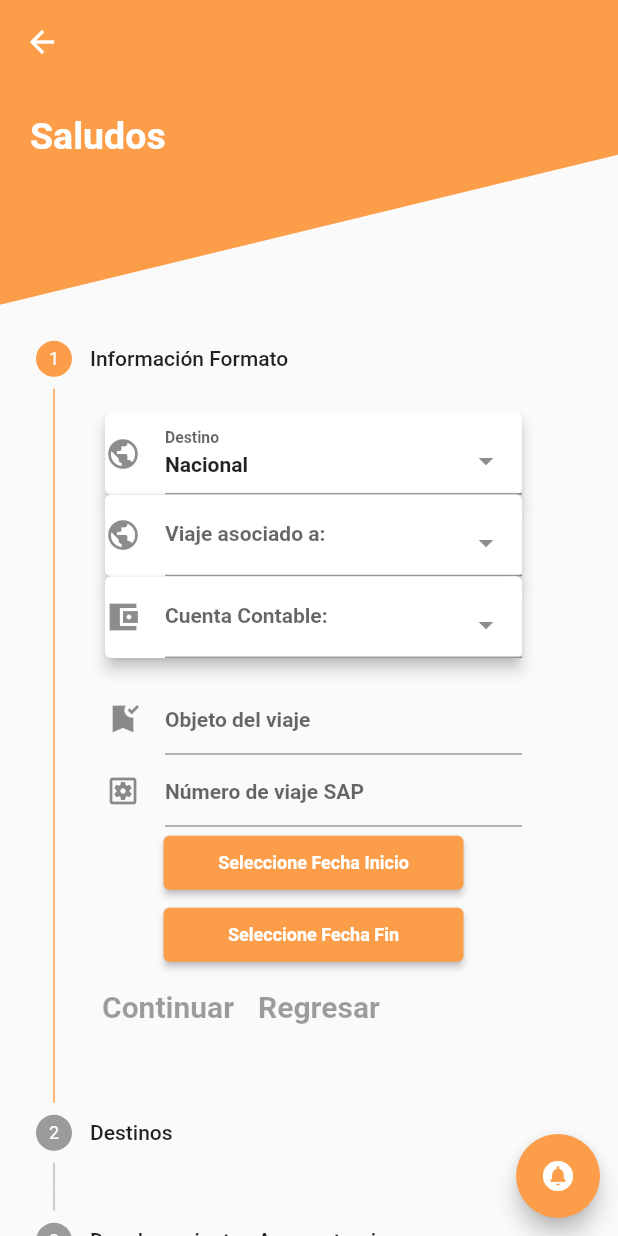
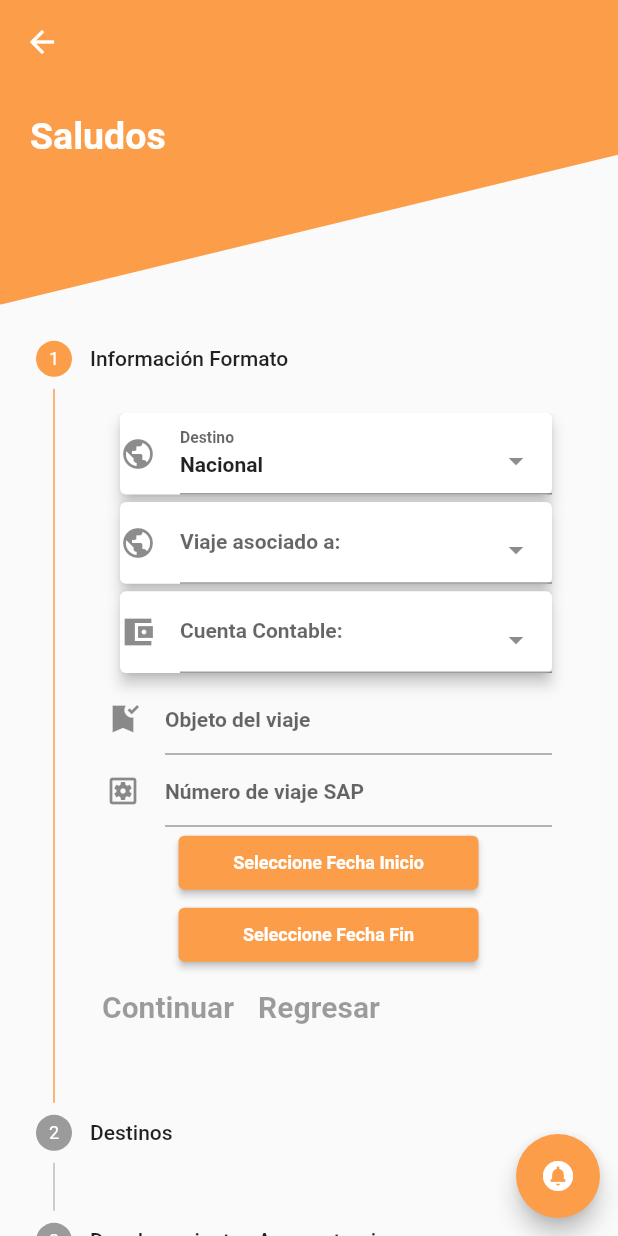
Before and after one commit to David-ctrlDev/MSM_Flutter_APP, a Flutter app: the TravelExpensesForm screen opened directly with empty values, on a phone screen of 412 x 824 dp. Run offline on Flutter 3.47's test engine with Material 2 defaults, Android fonts, the phone set to English and light mode, and no system bars; drawn by our look-alikes of select_form_field; our stand-ins replace flutter_easyloading; missing offline and left inert: draggable_fab; Roboto replaces fonts that are missing (Helvetica).

Commit message:
update travelExpensesForm Edges

```diff
--- a/lib/components/travelExpensesFormContainer1.dart
+++ b/lib/components/travelExpensesFormContainer1.dart
@@ -62,7 +62,7 @@ class _FormContainer1 extends State<FormContainer1> {
           height: 180,
           child: ListView(children: [
             Card(
-                margin: EdgeInsets.fromLTRB(10, 0, 10, 0),
+                margin: EdgeInsets.fromLTRB(20, 0, 10, 5),
                 elevation: 4,
                 child:SelectFormField(
                     style: TextStyle(fontWeight: FontWeight.bold, fontSize: 14),
@@ -75,7 +75,7 @@ class _FormContainer1 extends State<FormContainer1> {
                     //onSaved: (val) => print(val),
                   )),
             Card(
-                margin: EdgeInsets.fromLTRB(10, 0, 10, 0),
+                margin: EdgeInsets.fromLTRB(20, 0, 10, 5),
                 elevation: 4,
                 child:SelectFormField(
                     style: TextStyle(fontWeight: FontWeight.bold, fontSize: 14),
@@ -87,7 +87,7 @@ class _FormContainer1 extends State<FormContainer1> {
                   )
             ),
             Card(
-                margin: EdgeInsets.fromLTRB(10, 0, 10, 0),
+                margin: EdgeInsets.fromLTRB(20, 0, 10, 5),
                 elevation: 4,
                 child:SelectFormField(
                     hintText: "Recuerda Seleccionar el Viaje",
--- a/lib/pages/travelExpenses/travelExpensesForm.dart
+++ b/lib/pages/travelExpenses/travelExpensesForm.dart
@@ -82,7 +82,7 @@ class _TravelExpensesFormState extends State<TravelExpensesForm> {
                     ),
                   ),
                   Container(
-                    padding: EdgeInsets.fromLTRB(0, 0, 30, 20),
+                    padding: EdgeInsets.fromLTRB(0, 0, 10, 20),
                     height: 800,
                     child: Stepper(
                         controlsBuilder: (BuildContext context,
```
